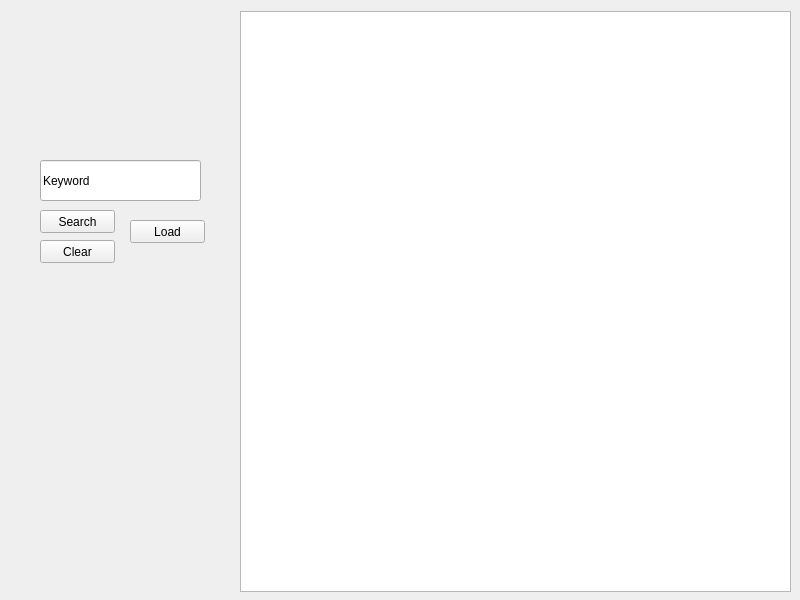
Above: gui/app.ui from dewy413/Scrappy before the change. Below: the same form after it.
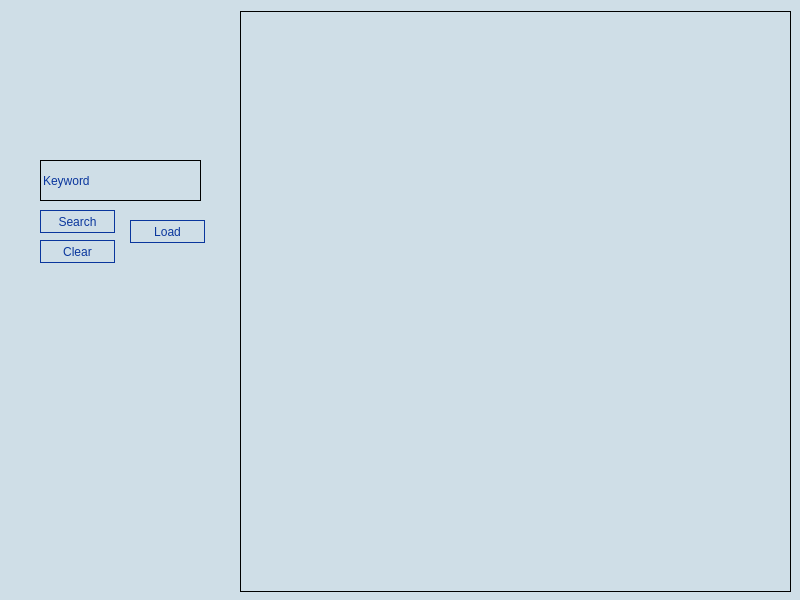
That is the form after the change. Icons and pictures are not drawn.

Commit message: Lots of different stuff added so wooo!

The edit to the form file:
```diff
--- a/gui/app.ui
+++ b/gui/app.ui
@@ -25,6 +25,13 @@
   <property name="windowTitle">
    <string>Scrappy</string>
   </property>
+  <property name="windowIcon">
+   <iconset>
+    <normaloff>../../../../Downloads/scrappy logo test (1).png</normaloff>../../../../Downloads/scrappy logo test (1).png</iconset>
+  </property>
+  <property name="styleSheet">
+   <string notr="true">background-color: rgb(207, 222, 231);</string>
+  </property>
   <property name="tabShape">
    <enum>QTabWidget::Rounded</enum>
   </property>
@@ -41,6 +48,12 @@
       <height>23</height>
      </rect>
     </property>
+    <property name="styleSheet">
+     <string notr="true">font: 8pt &quot;Courier&quot;;
+color: #0A369D;
+border-style: solid;
+border-width: 1px;</string>
+    </property>
     <property name="text">
      <string>Search</string>
     </property>
@@ -54,6 +67,12 @@
       <height>41</height>
      </rect>
     </property>
+    <property name="styleSheet">
+     <string notr="true">font: 8pt &quot;Courier&quot;;
+color: #0A369D;
+border-style: solid;
+border-width: 1px;</string>
+    </property>
     <property name="text">
      <string>Keyword</string>
     </property>
@@ -67,6 +86,12 @@
       <height>581</height>
      </rect>
     </property>
+    <property name="styleSheet">
+     <string notr="true">font: 8pt &quot;Courier&quot;;
+color: #0A369D;
+border-style: solid;
+border-width: 1px;</string>
+    </property>
    </widget>
    <widget class="QPushButton" name="refreshButton">
     <property name="geometry">
@@ -77,6 +102,12 @@
       <height>23</height>
      </rect>
     </property>
+    <property name="styleSheet">
+     <string notr="true">font: 8pt &quot;Courier&quot;;
+color: #0A369D;
+border-style: solid;
+border-width: 1px;</string>
+    </property>
     <property name="text">
      <string>Load</string>
     </property>
@@ -90,6 +121,12 @@
       <height>23</height>
      </rect>
     </property>
+    <property name="styleSheet">
+     <string notr="true">font: 8pt &quot;Courier&quot;;
+color: #0A369D;
+border-style: solid;
+border-width: 1px;</string>
+    </property>
     <property name="text">
      <string>Clear</string>
     </property>
```
The commit also changes 2 other files.
